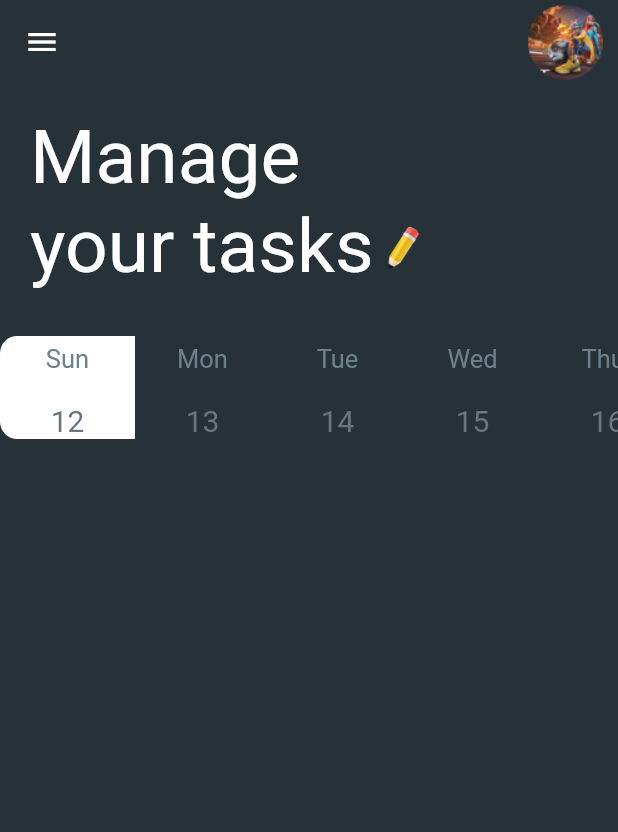
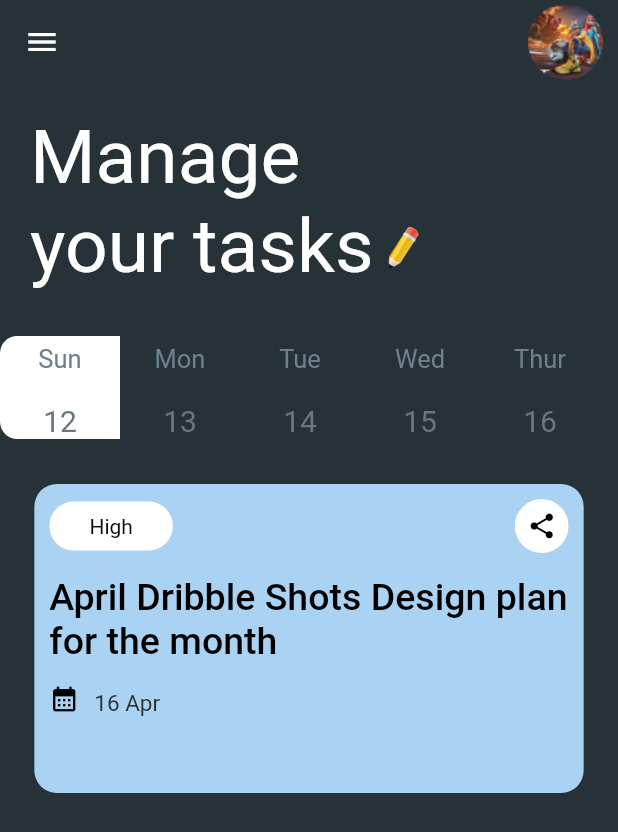
Before and after one commit to Deonorla/Task-management-app-ui, a Flutter app: the screen it shows after launch, on a phone screen of 412 x 824 dp. Shown: the top 832 px of the screen. Run offline on Flutter 3.47's test engine with Material 2 defaults, Android fonts, the phone set to English and light mode, and no system bars.

Commit message:
[Task card 80% done]

```diff
--- a/lib/screens/home.dart
+++ b/lib/screens/home.dart
@@ -1,9 +1,6 @@
 import 'package:flutter/material.dart';
 import 'package:task_management/screens/widgets/calenderComponent.dart';
 import 'package:task_management/screens/widgets/ui_contants.dart';
-import 'package:task_management/utils/calender_info.dart';
-
-import 'widgets/calenderWidget.dart';
 
 class Home extends StatelessWidget {
   const Home({super.key});
@@ -35,7 +32,94 @@ class Home extends StatelessWidget {
                 )
               ])),
             ), // container manage your tasks
-            const CalenderComponent()
+            const CalenderComponent(),
+            Container(
+              height: size.height / 4,
+              margin: EdgeInsets.symmetric(horizontal: size.width / 18),
+              padding: const EdgeInsets.all(10),
+              decoration: const BoxDecoration(
+                color: Color.fromARGB(255, 169, 210, 243),
+                borderRadius: BorderRadius.only(
+                    topLeft: Radius.circular(15),
+                    topRight: Radius.circular(15),
+                    bottomLeft: Radius.circular(15),
+                    bottomRight: Radius.circular(15)),
+              ),
+              child: Column(
+                crossAxisAlignment: CrossAxisAlignment.start,
+                children: [
+                  Row(
+                    mainAxisAlignment: MainAxisAlignment.spaceBetween,
+                    children: [
+                      ClipRRect(
+                        child: Container(
+                          width: size.width / 5,
+                          height: size.height / 25,
+                          decoration: const BoxDecoration(
+                              color: Colors.white,
+                              borderRadius:
+                                  BorderRadius.all(Radius.circular(20))),
+                          child: const Align(
+                              alignment: Alignment.center,
+                              child: Text(
+                                "High",
+                                style: TextStyle(color: Colors.black),
+                              )),
+                        ),
+                      ),
+                      ClipRRect(
+                        child: Container(
+                          padding: const EdgeInsets.all(8),
+                          decoration: const BoxDecoration(
+                            color: Colors.white,
+                            borderRadius: BorderRadius.all(Radius.circular(20)),
+                          ),
+                          child: const Align(
+                            alignment: Alignment.center,
+                            child: Icon(
+                              Icons.share,
+                              color: Colors.black,
+                              size: 20,
+                            ),
+                          ),
+                        ),
+                      )
+                    ],
+                  ),
+                  const SizedBox(
+                    height: 15,
+                  ),
+                  RichText(
+                      text: const TextSpan(children: [
+                    TextSpan(
+                        text: "April Dribble Shots Design plan for the month\n",
+                        style: TextStyle(
+                            color: Colors.black,
+                            fontWeight: FontWeight.w500,
+                            fontSize: 25)),
+                    WidgetSpan(
+                        child: SizedBox(
+                      height: 35,
+                    )),
+                    WidgetSpan(
+                        child: Icon(
+                      Icons.calendar_month,
+                      color: Colors.black,
+                      size: 20,
+                    )),
+                    WidgetSpan(
+                        child: SizedBox(
+                      width: 10,
+                    )),
+                    TextSpan(
+                        text: "16 Apr",
+                        style: TextStyle(
+                            color: Color.fromARGB(255, 47, 46, 46),
+                            fontSize: 15))
+                  ]))
+                ],
+              ),
+            )
           ],
         ),
       ),
--- a/lib/screens/widgets/calenderWidget.dart
+++ b/lib/screens/widgets/calenderWidget.dart
@@ -17,7 +17,7 @@ class _CalenderState extends State<CalenderWidget> {
     return InkWell(
       child: Container(
         width: 50,
-        margin: const EdgeInsets.symmetric(horizontal: 20),
+        margin: const EdgeInsets.symmetric(horizontal: 15),
         padding: const EdgeInsets.all(5),
         decoration: BoxDecoration(
           borderRadius: BorderRadius.circular(10),
```
